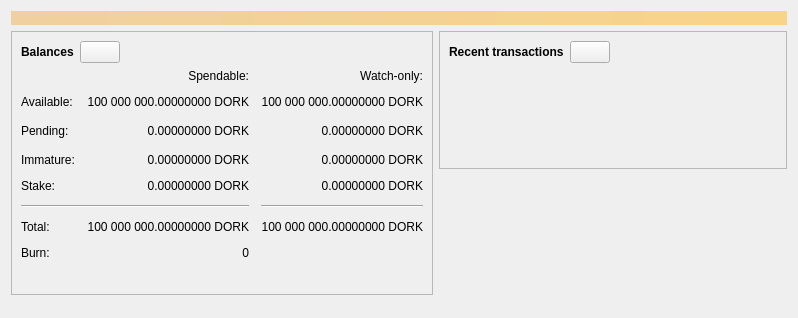
This is src/qt/forms/overviewpage.ui in Cryptominer937/dorkcoin as Qt 5 draws it before an edit. The edited form follows.
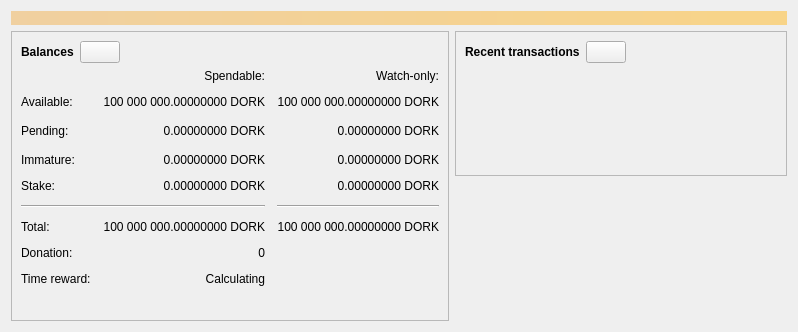
This is the edited form. Icons and pictures are not drawn. Custom widgets are drawn as their Qt base class.

Commit message: feat: add donations, BIP39 wallets, and staking UI

The edit to the form file:
```diff
--- a/src/qt/forms/overviewpage.ui
+++ b/src/qt/forms/overviewpage.ui
@@ -281,7 +281,7 @@
             <item row="7" column="0">
              <widget class="QLabel" name="labelBurnedText">
               <property name="text">
-               <string>Burn:</string>
+               <string>Donation:</string>
               </property>
              </widget>
             </item>
@@ -304,6 +304,26 @@
               </property>
              </widget>
             </item>
+            <item row="8" column="0">
+             <widget class="QLabel" name="labelRewardTimeText">
+              <property name="text">
+               <string>Time reward:</string>
+              </property>
+             </widget>
+            </item>
+            <item row="8" column="1">
+             <widget class="QLabel" name="labelRewardTime">
+              <property name="toolTip">
+               <string>Estimated time based on current staking weight</string>
+              </property>
+              <property name="text">
+               <string>Calculating</string>
+              </property>
+              <property name="alignment">
+               <set>Qt::AlignRight|Qt::AlignTrailing|Qt::AlignVCenter</set>
+              </property>
+             </widget>
+            </item>
             <item row="0" column="2">
              <widget class="QLabel" name="labelWatchonly">
               <property name="text">
```
Left out of the diff: 6 changed lines with no effect on the pictures. The commit also changes 38 other files.
